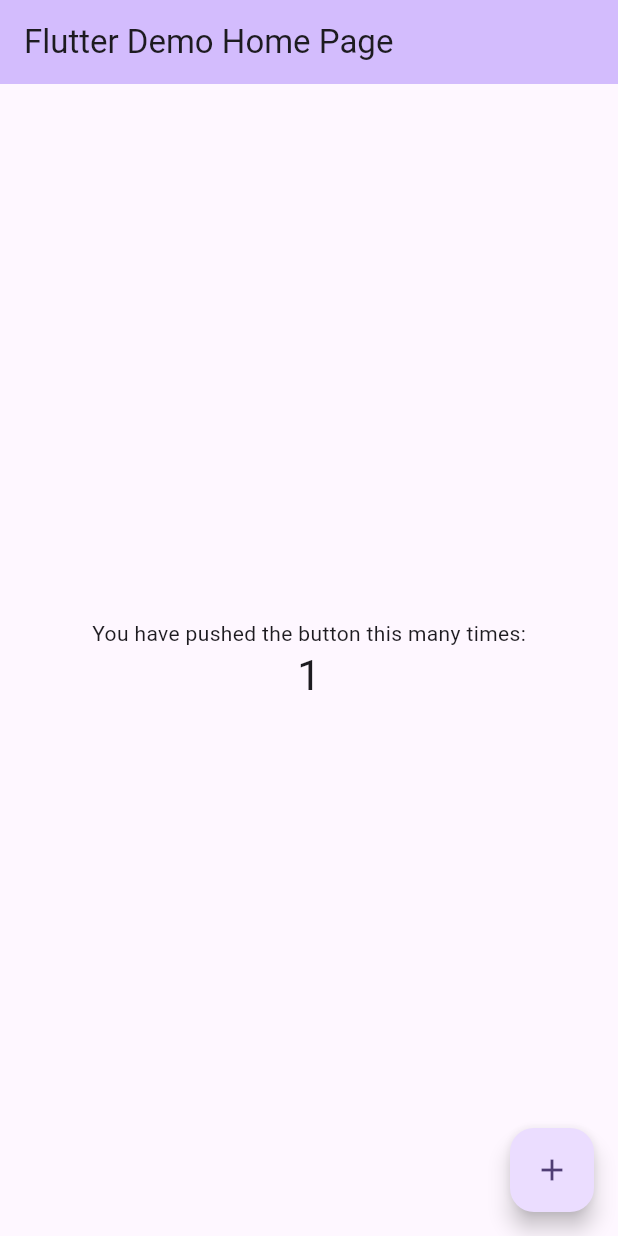
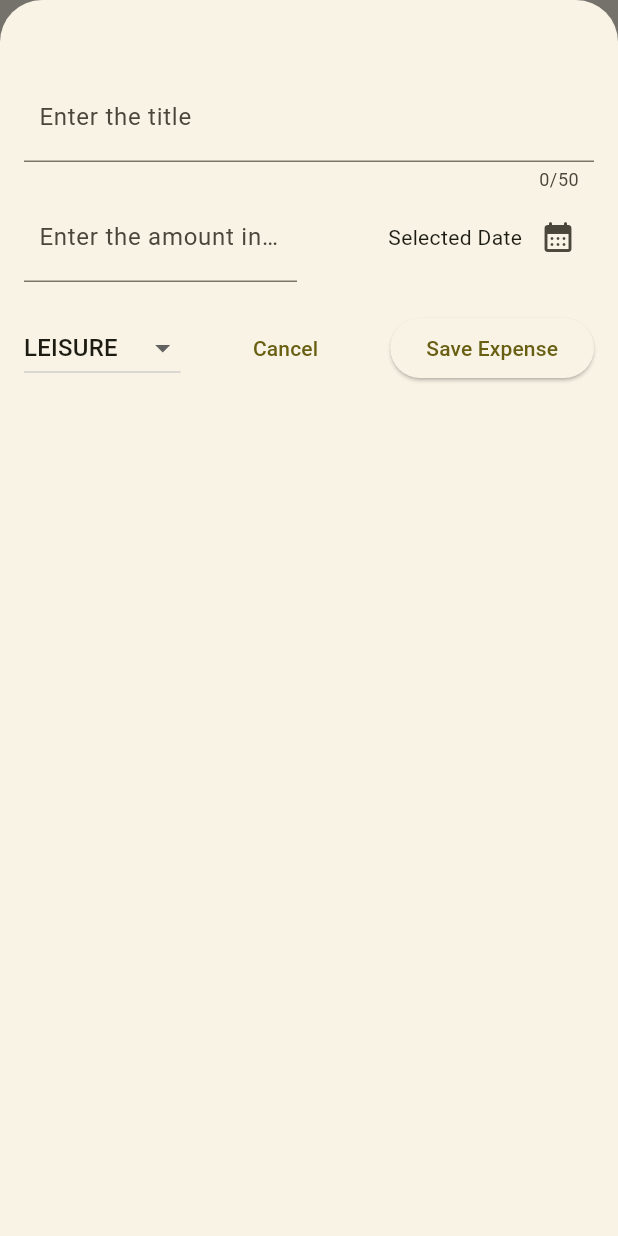
Before and after one commit to ksha-dev/expense_app, a Flutter app: the screen it shows after launch, after a tap on the "add" icon, on a phone screen of 412 x 824 dp. Run offline on Flutter 3.47's test engine with Material 2 defaults, Android fonts, the phone set to English and light mode, and no system bars.

Commit message:
Expense Adding and Removing Completed

```diff
--- a/lib/main.dart
+++ b/lib/main.dart
@@ -1,125 +1,17 @@
 import 'package:flutter/material.dart';
 
-void main() {
-  runApp(const MyApp());
-}
+import 'widgets/expenses.dart';
 
-class MyApp extends StatelessWidget {
-  const MyApp({super.key});
-
-  // This widget is the root of your application.
-  @override
-  Widget build(BuildContext context) {
-    return MaterialApp(
-      title: 'Flutter Demo',
+void main(List<String> args) {
+  runApp(
+    MaterialApp(
       theme: ThemeData(
-        // This is the theme of your application.
-        //
-        // TRY THIS: Try running your application with "flutter run". You'll see
-        // the application has a blue toolbar. Then, without quitting the app,
-        // try changing the seedColor in the colorScheme below to Colors.green
-        // and then invoke "hot reload" (save your changes or press the "hot
-        // reload" button in a Flutter-supported IDE, or press "r" if you used
-        // the command line to start the app).
-        //
-        // Notice that the counter didn't reset back to zero; the application
-        // state is not lost during the reload. To reset the state, use hot
-        // restart instead.
-        //
-        // This works for code too, not just values: Most code changes can be
-        // tested with just a hot reload.
-        colorScheme: ColorScheme.fromSeed(seedColor: Colors.deepPurple),
         useMaterial3: true,
-      ),
-      home: const MyHomePage(title: 'Flutter Demo Home Page'),
-    );
-  }
-}
-
-class MyHomePage extends StatefulWidget {
-  const MyHomePage({super.key, required this.title});
-
-  // This widget is the home page of your application. It is stateful, meaning
-  // that it has a State object (defined below) that contains fields that affect
-  // how it looks.
-
-  // This class is the configuration for the state. It holds the values (in this
-  // case the title) provided by the parent (in this case the App widget) and
-  // used by the build method of the State. Fields in a Widget subclass are
-  // always marked "final".
-
-  final String title;
-
-  @override
-  State<MyHomePage> createState() => _MyHomePageState();
-}
-
-class _MyHomePageState extends State<MyHomePage> {
-  int _counter = 0;
-
-  void _incrementCounter() {
-    setState(() {
-      // This call to setState tells the Flutter framework that something has
-      // changed in this State, which causes it to rerun the build method below
-      // so that the display can reflect the updated values. If we changed
-      // _counter without calling setState(), then the build method would not be
-      // called again, and so nothing would appear to happen.
-      _counter++;
-    });
-  }
-
-  @override
-  Widget build(BuildContext context) {
-    // This method is rerun every time setState is called, for instance as done
-    // by the _incrementCounter method above.
-    //
-    // The Flutter framework has been optimized to make rerunning build methods
-    // fast, so that you can just rebuild anything that needs updating rather
-    // than having to individually change instances of widgets.
-    return Scaffold(
-      appBar: AppBar(
-        // TRY THIS: Try changing the color here to a specific color (to
-        // Colors.amber, perhaps?) and trigger a hot reload to see the AppBar
-        // change color while the other colors stay the same.
-        backgroundColor: Theme.of(context).colorScheme.inversePrimary,
-        // Here we take the value from the MyHomePage object that was created by
-        // the App.build method, and use it to set our appbar title.
-        title: Text(widget.title),
-      ),
-      body: Center(
-        // Center is a layout widget. It takes a single child and positions it
-        // in the middle of the parent.
-        child: Column(
-          // Column is also a layout widget. It takes a list of children and
-          // arranges them vertically. By default, it sizes itself to fit its
-          // children horizontally, and tries to be as tall as its parent.
-          //
-          // Column has various properties to control how it sizes itself and
-          // how it positions its children. Here we use mainAxisAlignment to
-          // center the children vertically; the main axis here is the vertical
-          // axis because Columns are vertical (the cross axis would be
-          // horizontal).
-          //
-          // TRY THIS: Invoke "debug painting" (choose the "Toggle Debug Paint"
-          // action in the IDE, or press "p" in the console), to see the
-          // wireframe for each widget.
-          mainAxisAlignment: MainAxisAlignment.center,
-          children: <Widget>[
-            const Text(
-              'You have pushed the button this many times:',
-            ),
-            Text(
-              '$_counter',
-              style: Theme.of(context).textTheme.headlineMedium,
-            ),
-          ],
+        colorScheme: ColorScheme.fromSeed(
+          seedColor: Colors.yellow,
         ),
       ),
-      floatingActionButton: FloatingActionButton(
-        onPressed: _incrementCounter,
-        tooltip: 'Increment',
-        child: const Icon(Icons.add),
-      ), // This trailing comma makes auto-formatting nicer for build methods.
-    );
-  }
+      home: const Expenses(),
+    ),
+  );
 }
--- /dev/null
+++ b/lib/models/expense.dart
@@ -0,0 +1,61 @@
+import 'package:flutter/material.dart';
+import 'package:uuid/uuid.dart';
+
+const uuid = Uuid();
+
+const categoryIcons = {
+  Category.food: Icons.lunch_dining_rounded,
+  Category.travel: Icons.travel_explore_rounded,
+  Category.shopping: Icons.shopping_bag_rounded,
+  Category.bills: Icons.receipt_long_rounded,
+  Category.work: Icons.work_history_rounded,
+  Category.leisure: Icons.movie_creation_rounded,
+  Category.courses: Icons.book,
+};
+
+enum Category {
+  food,
+  shopping,
+  courses,
+  bills,
+  work,
+  travel,
+  leisure
+} // not wrapped in quotes
+
+class Expense {
+  // named parameters
+
+  Expense({
+    required this.title,
+    required this.amount,
+    required this.date,
+    required this.category,
+  }) : id = uuid.v4();
+
+  //auto assigning the id parameter for each object
+
+  // positional parameters
+
+  // Expense(
+  //   this.id,
+  //   this.title,
+  //   this.amount,
+  //   this.date,
+  //   this.category,
+  // );
+
+  final String id;
+  final String title;
+  final double amount;
+  final DateTime date;
+  final Category category;
+
+  String get formattedDate {
+    return '${date.year}-${date.month.toString().padLeft(2, '0')}-${date.day.toString().padLeft(2, '0')}';
+  }
+}
+
+String dateFormatte(DateTime dateTime) {
+  return '${dateTime.year}-${dateTime.month.toString().padLeft(2, '0')}-${dateTime.day.toString().padLeft(2, '0')}';
+}
--- /dev/null
+++ b/lib/widgets/expense_list/expense_item.dart
@@ -0,0 +1,42 @@
+import 'package:flutter/material.dart';
+
+import '/models/expense.dart';
+
+class ExpenseItem extends StatelessWidget {
+  const ExpenseItem(this.expense, {super.key});
+  //has both positional and named arguments
+
+  final Expense expense;
+
+  @override
+  Widget build(BuildContext context) {
+    return Card(
+      child: Padding(
+        padding: const EdgeInsets.symmetric(
+          horizontal: 20,
+          vertical: 16,
+        ),
+        child: Column(
+          children: [
+            Text(expense.title),
+            const SizedBox(height: 4),
+            Row(
+              children: [
+                Text(
+                    '₹${expense.amount.toStringAsFixed(2)}'), // displays only two digits after the decimal place
+                const Spacer(), // spaces the widget with all the space it can get
+                Row(
+                  children: [
+                    Icon(categoryIcons[expense.category]),
+                    const SizedBox(width: 8),
+                    Text(expense.formattedDate),
+                  ],
+                ),
+              ],
+            ),
+          ],
+        ),
+      ),
+    );
+  }
+}
--- /dev/null
+++ b/lib/widgets/expense_list/expenses_list.dart
@@ -0,0 +1,24 @@
+import 'package:expense_app/widgets/expense_list/expense_item.dart';
+import 'package:flutter/material.dart';
+
+import '/models/expense.dart';
+
+class ExpensesList extends StatelessWidget {
+  const ExpensesList(
+      {super.key, required this.expenses, required this.onRemoveExpense});
+
+  final void Function(Expense expense) onRemoveExpense;
+  final List<Expense> expenses;
+
+  @override
+  Widget build(BuildContext context) {
+    return ListView.builder(
+      itemCount: expenses.length,
+      itemBuilder: (context, index) => Dismissible(
+        key: ValueKey(expenses[index]),
+        onDismissed: (direction) => onRemoveExpense(expenses[index]),
+        child: ExpenseItem(expenses[index]),
+      ),
+    );
+  }
+}
--- /dev/null
+++ b/lib/widgets/expenses.dart
@@ -0,0 +1,75 @@
+import 'package:expense_app/widgets/expense_list/expenses_list.dart';
+import 'package:expense_app/widgets/new_expense.dart';
+import 'package:flutter/material.dart';
+
+import '/models/expense.dart';
+
+class Expenses extends StatefulWidget {
+  const Expenses({super.key});
+
+  @override
+  State<Expenses> createState() {
+    return _ExpensesState();
+  }
+}
+
+class _ExpensesState extends State<Expenses> {
+  final List<Expense> _registeredExpenses = [
+    Expense(
+      title: 'Flutter course',
+      amount: 455.0,
+      date: DateTime.now(),
+      category: Category.courses,
+    ),
+    Expense(
+      title: 'Cinema',
+      amount: 1500.40,
+      date: DateTime.now(),
+      category: Category.leisure,
+    ),
+  ];
+
+  _openAddExpenseOverlay() {
+    showModalBottomSheet(
+      isScrollControlled: true,
+      context: context,
+      builder: (modalCtx) => NewExpense(
+        onAddExpense: _addExpense,
+      ),
+    );
+  }
+
+  _addExpense(Expense expense) {
+    setState(() => _registeredExpenses.add(expense));
+  }
+
+  _removeExpense(Expense expense) {
+    setState(() => _registeredExpenses.remove(expense));
+  }
+
+  @override
+  Widget build(BuildContext context) {
+    return Scaffold(
+      appBar: AppBar(
+        title: const Text('Expense Tracker'),
+        actions: [
+          IconButton(
+            onPressed: _openAddExpenseOverlay,
+            icon: const Icon(Icons.add),
+          )
+        ],
+      ),
+      body: Column(
+        children: [
+          const Text('The Chart'),
+          Expanded(
+            child: ExpensesList(
+              onRemoveExpense: _removeExpense,
+              expenses: _registeredExpenses,
+            ),
+          ),
+        ],
+      ),
+    );
+  }
+}
--- /dev/null
+++ b/lib/widgets/new_expense.dart
@@ -0,0 +1,147 @@
+import 'package:expense_app/models/expense.dart';
+import 'package:flutter/material.dart';
+
+class NewExpense extends StatefulWidget {
+  const NewExpense({required this.onAddExpense, super.key});
+
+  final void Function(Expense expense) onAddExpense;
+
+  @override
+  State<NewExpense> createState() => _NewExpenseState();
+}
+
+class _NewExpenseState extends State<NewExpense> {
+  final _titleController = TextEditingController();
+  final _amountController = TextEditingController();
+  DateTime? _selectedDate;
+  Category _selectedCategory = Category.leisure;
+
+  void _presentDatePicker() async {
+    final now = DateTime.now();
+    final pickedDate = await showDatePicker(
+      context: context,
+      initialDate: now,
+      firstDate: DateTime(now.year - 1, now.month, now.day),
+      lastDate: now,
+    );
+    setState(() => _selectedDate = pickedDate);
+  }
+
+  void _submitExpenseData() {
+    final enteredAmount = double.tryParse(_amountController.text);
+    if (_titleController.text.trim().isEmpty ||
+        (enteredAmount == null || enteredAmount <= 0) ||
+        _selectedDate == null) {
+      showDialog(
+        context: context,
+        builder: (aCtx) => AlertDialog(
+          title: const Text('Invalid Input'),
+          content: const Text(
+              'Please make sure that a valid title, amount and date is selected'),
+          actions: [
+            TextButton(
+              onPressed: () => Navigator.pop(aCtx),
+              child: const Text('Back'),
+            )
+          ],
+        ),
+      );
+      return;
+    }
+
+    widget.onAddExpense(Expense(
+      title: _titleController.text,
+      amount: enteredAmount,
+      date: _selectedDate!,
+      category: _selectedCategory,
+    ));
+    Navigator.pop(context);
+  }
+
+  @override
+  void dispose() {
+    _titleController.dispose();
+    _amountController.dispose();
+    super.dispose();
+  }
+
+  @override
+  Widget build(BuildContext context) {
+    return Padding(
+      padding: const EdgeInsets.fromLTRB(16, 48, 16, 16),
+      child: Column(
+        children: [
+          TextField(
+            controller: _titleController,
+            maxLength: 50,
+            decoration: const InputDecoration(
+              contentPadding: EdgeInsets.all(10),
+              labelText: 'Enter the title',
+            ),
+          ),
+          Row(
+            children: [
+              Expanded(
+                child: TextField(
+                  controller: _amountController,
+                  decoration: const InputDecoration(
+                      contentPadding: EdgeInsets.all(10),
+                      labelText: 'Enter the amount in Rs.',
+                      prefixText: '₹'),
+                  keyboardType: TextInputType.number,
+                ),
+              ),
+              const SizedBox(width: 16),
+              Expanded(
+                  child: Row(
+                mainAxisAlignment: MainAxisAlignment.end,
+                crossAxisAlignment: CrossAxisAlignment.center,
+                children: [
+                  Text(_selectedDate != null
+                      ? dateFormatte(_selectedDate!)
+                      : 'Selected Date'),
+                  IconButton(
+                    onPressed: _presentDatePicker,
+                    icon: const Icon(Icons.calendar_month_rounded),
+                  )
+                ],
+              )),
+            ],
+          ),
+          const SizedBox(height: 20),
+          Row(
+            children: [
+              DropdownButton(
+                value: _selectedCategory,
+                items: Category.values
+                    .map(
+                      (category) => DropdownMenuItem(
+                        value: category,
+                        child: Text(category.name.toUpperCase()),
+                      ),
+                    )
+                    .toList(),
+                onChanged: (value) {
+                  if (value == null) return;
+                  setState(() => _selectedCategory = value);
+                },
+              ),
+              const Spacer(),
+              TextButton(
+                onPressed: () {
+                  Navigator.pop(context);
+                },
+                child: const Text('Cancel'),
+              ),
+              const Spacer(),
+              ElevatedButton(
+                onPressed: _submitExpenseData,
+                child: const Text('Save Expense'),
+              )
+            ],
+          )
+        ],
+      ),
+    );
+  }
+}
--- a/pubspec.yaml
+++ b/pubspec.yaml
@@ -35,6 +35,7 @@ dependencies:
   # The following adds the Cupertino Icons font to your application.
   # Use with the CupertinoIcons class for iOS style icons.
   cupertino_icons: ^1.0.2
+  uuid: ^3.0.7
 
 dev_dependencies:
   flutter_test:
```
Also changed, not shown: pubspec.lock, 2 other files.
